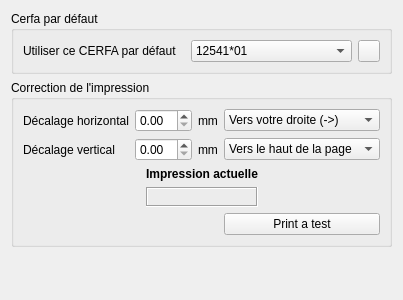
Before: the Qt Designer form plugins/toolsplugin/fsp/fspprinterpreferences.ui in FreeHealth/freehealth, drawn with Qt 5.
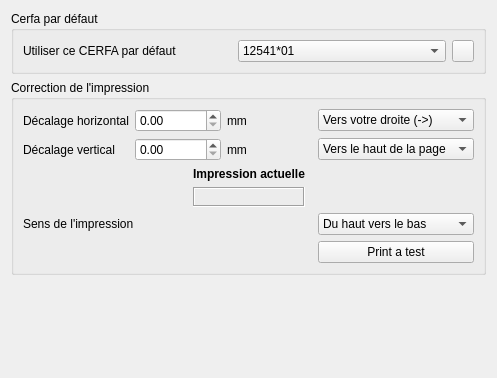
After: the same form once the commit is applied.

```diff
--- a/plugins/toolsplugin/fsp/fspprinterpreferences.ui
+++ b/plugins/toolsplugin/fsp/fspprinterpreferences.ui
@@ -6,8 +6,8 @@
    <rect>
     <x>0</x>
     <y>0</y>
-    <width>400</width>
-    <height>300</height>
+    <width>497</width>
+    <height>378</height>
    </rect>
   </property>
   <property name="windowTitle">
@@ -134,6 +134,34 @@
         </item>
        </widget>
       </item>
+      <item row="3" column="0" colspan="3">
+       <widget class="QLabel" name="label_6">
+        <property name="text">
+         <string>Sens de l'impression</string>
+        </property>
+       </widget>
+      </item>
+      <item row="3" column="3">
+       <widget class="QComboBox" name="direction">
+        <item>
+         <property name="text">
+          <string>Du haut vers le bas</string>
+         </property>
+        </item>
+        <item>
+         <property name="text">
+          <string>Du bas vers le haut</string>
+         </property>
+        </item>
+       </widget>
+      </item>
+      <item row="4" column="3">
+       <widget class="QPushButton" name="printTest">
+        <property name="text">
+         <string>Print a test</string>
+        </property>
+       </widget>
+      </item>
       <item row="2" column="0" colspan="4">
        <layout class="QGridLayout" name="gridLayout">
         <item row="1" column="2">
@@ -205,13 +233,6 @@
         </item>
        </layout>
       </item>
-      <item row="3" column="3">
-       <widget class="QPushButton" name="printTest">
-        <property name="text">
-         <string>Print a test</string>
-        </property>
-       </widget>
-      </item>
      </layout>
     </widget>
    </item>
```
